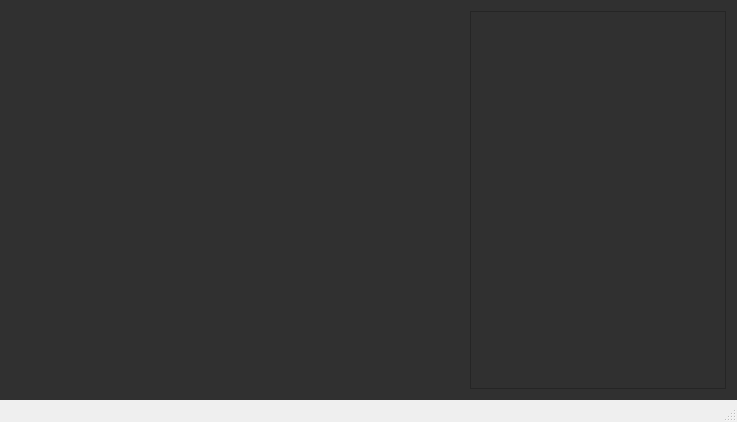
This is qnodes/nodes/mainwindow.ui in 74Labs/qt-sandbox as Qt 5 draws it before an edit. The edited form follows.
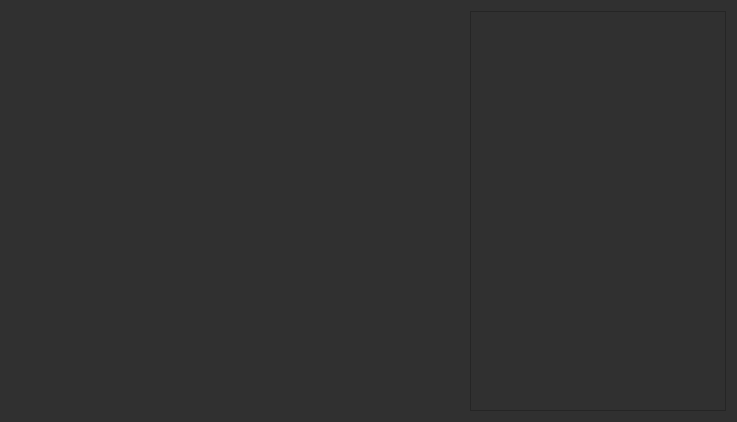
This is the edited form.

Patch:
```diff
--- a/qnodes/nodes/mainwindow.ui
+++ b/qnodes/nodes/mainwindow.ui
@@ -24,7 +24,6 @@
     </item>
    </layout>
   </widget>
-  <widget class="QStatusBar" name="statusBar"/>
   <action name="actionFullscreen">
    <property name="text">
     <string>Fullscreen</string>
```
